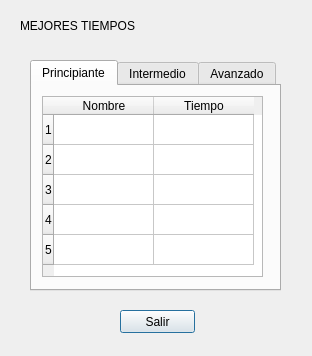
mansrz/Sudoku, file Sudoku/mejorestiempos.ui: the form before one commit.
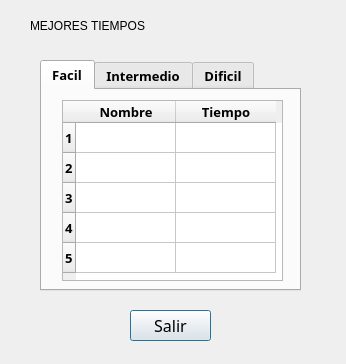
The form after the commit. The open tabs and pages were chosen to show the change.

```diff
--- a/Sudoku/mejorestiempos.ui
+++ b/Sudoku/mejorestiempos.ui
@@ -6,8 +6,8 @@
    <rect>
     <x>0</x>
     <y>0</y>
-    <width>312</width>
-    <height>356</height>
+    <width>346</width>
+    <height>364</height>
    </rect>
   </property>
   <property name="windowTitle">
@@ -16,23 +16,31 @@
   <widget class="QTabWidget" name="tab">
    <property name="geometry">
     <rect>
-     <x>30</x>
+     <x>40</x>
      <y>60</y>
-     <width>251</width>
+     <width>261</width>
      <height>231</height>
     </rect>
    </property>
+   <property name="font">
+    <font>
+     <family>Broadway</family>
+     <pointsize>10</pointsize>
+     <weight>75</weight>
+     <bold>true</bold>
+    </font>
+   </property>
    <property name="currentIndex">
     <number>2</number>
    </property>
    <widget class="QWidget" name="tabPrincipiante">
     <attribute name="title">
-     <string>Principiante</string>
+     <string>Facil</string>
     </attribute>
     <widget class="QTableWidget" name="tablePrincipiante">
      <property name="geometry">
       <rect>
-       <x>10</x>
+       <x>20</x>
        <y>10</y>
        <width>221</width>
        <height>181</height>
@@ -133,7 +141,7 @@
    </widget>
    <widget class="QWidget" name="tabAvanzado">
     <attribute name="title">
-     <string>Avanzado</string>
+     <string>Dificil</string>
     </attribute>
     <widget class="QTableWidget" name="tableAvanzado">
      <property name="geometry">
@@ -194,23 +202,10 @@
     </widget>
    </widget>
   </widget>
-  <widget class="QPushButton" name="btnSalir">
-   <property name="geometry">
-    <rect>
-     <x>120</x>
-     <y>310</y>
-     <width>75</width>
-     <height>23</height>
-    </rect>
-   </property>
-   <property name="text">
-    <string>Salir</string>
-   </property>
-  </widget>
   <widget class="QLabel" name="labelMejoresTiempos">
    <property name="geometry">
     <rect>
-     <x>20</x>
+     <x>30</x>
      <y>10</y>
      <width>281</width>
      <height>31</height>
@@ -223,6 +218,25 @@
     <string>MEJORES TIEMPOS</string>
    </property>
   </widget>
+  <widget class="QPushButton" name="pushButton">
+   <property name="geometry">
+    <rect>
+     <x>130</x>
+     <y>310</y>
+     <width>81</width>
+     <height>31</height>
+    </rect>
+   </property>
+   <property name="font">
+    <font>
+     <family>Broadway</family>
+     <pointsize>12</pointsize>
+    </font>
+   </property>
+   <property name="text">
+    <string>Salir</string>
+   </property>
+  </widget>
  </widget>
  <resources/>
  <connections/>
```
Left out of the diff: 6 changed lines with no effect on the pictures.
